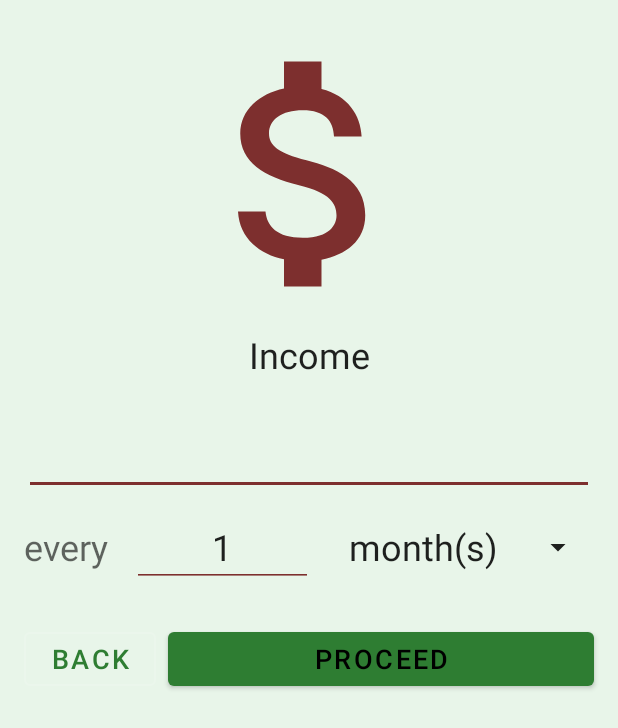
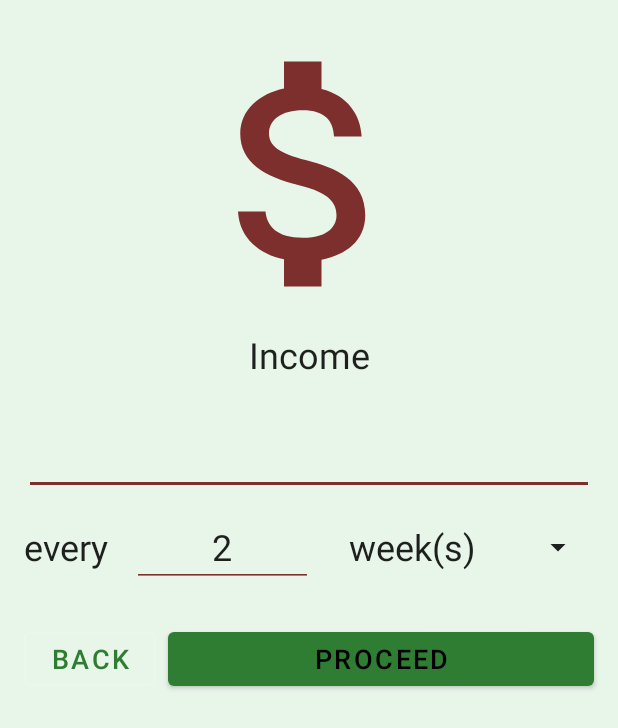
Before and after one commit to mjanki/quick_budget, an Android app: the fragment SetupIncomeFragment shown on its own in the app's theme, on a phone screen of 412 x 824 dp. Shown: the top 728 px of the screen. Run offline under Robolectric (Android 15) with nearby library versions, the phone set to English and light mode, and no system bars; plain views replace CurrencyEditText.

Commit message:
Default from 1 month to 2 weeks for pay period, and minor reformatting

```diff
--- a/ui/src/main/java/org/umbrellahq/quickbudget/fragment/Setup/SetupIncomeFragment.kt
+++ b/ui/src/main/java/org/umbrellahq/quickbudget/fragment/Setup/SetupIncomeFragment.kt
@@ -43,7 +43,7 @@ class SetupIncomeFragment : FoundationFragment() {
         ).also { adapter ->
             // Apply the adapter to the spinner
             spinnerPeriod.adapter = adapter
-            spinnerPeriod.setSelection(ITEM_MONTHS_POSITION)
+            spinnerPeriod.setSelection(ITEM_WEEKS_POSITION)
         }
     }
 
--- a/ui/src/main/res/layout/component_income_period.xml
+++ b/ui/src/main/res/layout/component_income_period.xml
@@ -1,11 +1,14 @@
 <?xml version="1.0" encoding="utf-8"?>
 <TextView
         xmlns:android="http://schemas.android.com/apk/res/android"
-        xmlns:tools="http://schemas.android.com/tools" android:layout_width="match_parent"
+        xmlns:tools="http://schemas.android.com/tools"
+        android:layout_width="match_parent"
         android:layout_height="wrap_content"
         android:textColor="@color/colorTextOnLightHigh"
         android:paddingBottom="8dp"
         android:paddingTop="8dp"
         android:paddingEnd="16dp"
         android:paddingStart="16dp"
-        tools:text="month(s)" android:textSize="24sp" android:id="@+id/tvPeriodItem"/>
+        android:textSize="24sp"
+        android:id="@+id/tvPeriodItem"
+        tools:text="month(s)" />
--- a/ui/src/main/res/layout/fragment_setup_income.xml
+++ b/ui/src/main/res/layout/fragment_setup_income.xml
@@ -60,7 +60,7 @@
                 android:text="@string/setup_income_every"
                 android:layout_width="wrap_content"
                 android:layout_height="0dp"
-                android:textColor="@color/colorTextOnLightMedium" android:textSize="24sp"
+                android:textColor="@color/colorTextOnLightHigh" android:textSize="24sp"
                 android:layout_marginStart="16dp"
                 app:layout_constraintStart_toStartOf="parent"
                 app:layout_constraintTop_toTopOf="@+id/etPeriod" app:layout_constraintBottom_toBottomOf="@+id/etPeriod"
@@ -104,7 +104,8 @@
                 android:layout_width="wrap_content"
                 android:layout_height="0dp"
                 android:backgroundTint="@color/colorTextOnLightHigh"
-                android:id="@+id/spinnerPeriod" android:entries="@array/setup_income_periods"
+                android:id="@+id/spinnerPeriod"
+                android:entries="@array/setup_income_periods"
                 app:layout_constraintEnd_toEndOf="parent"
                 android:layout_marginEnd="16dp"
                 app:layout_constraintBottom_toBottomOf="@+id/etPeriod"
--- a/ui/src/main/res/values/strings.xml
+++ b/ui/src/main/res/values/strings.xml
@@ -12,8 +12,8 @@
     <!-- Setup Income -->
     <string name="setup_income_income">Income</string>
     <string name="setup_income_every">every</string>
-    <string name="setup_income_number_of">number of</string>
-    <string name="setup_income_default_period">1</string>
+    <string name="setup_income_number_of">#</string>
+    <string name="setup_income_default_period">2</string>
     <string-array name="setup_income_periods">
         <item>day(s)</item>
         <item>week(s)</item>
```
